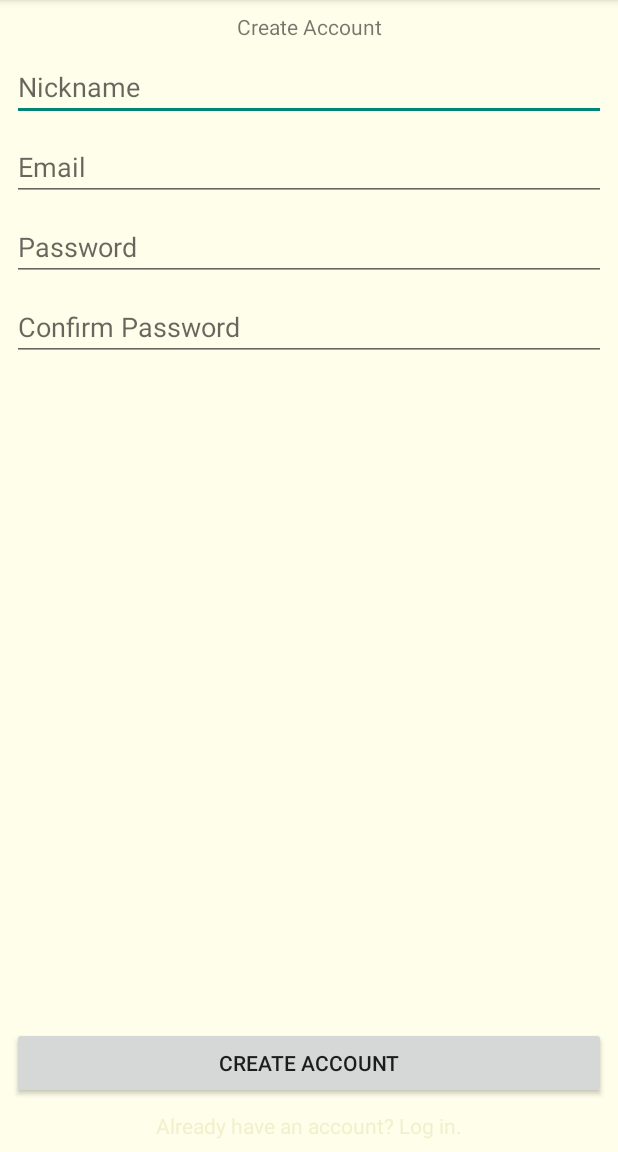
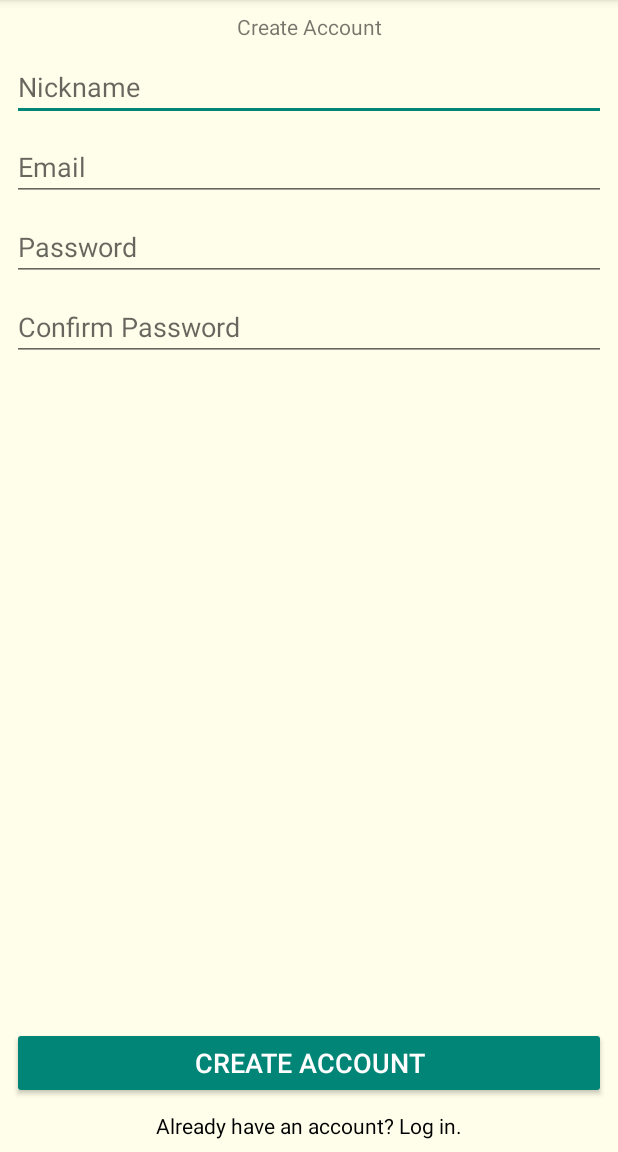
Before and after one commit to ryanmcalpin/exquisite, an Android app: the screen it shows after launch (CreateAccountActivity), on a phone screen of 412 x 824 dp, the part 84-1236 px from its top. Run offline under Robolectric (Android 15) with nearby library versions, the phone set to English and light mode, and no system bars; our stand-ins replace ButterKnife, Firebase (no records; nobody signed in at launch, a user with empty details on screens opened directly).

Commit message:
style all buttons, change login alt text color

```diff
--- a/app/src/main/res/layout/activity_create_account.xml
+++ b/app/src/main/res/layout/activity_create_account.xml
@@ -89,7 +89,9 @@
         app:layout_constraintLeft_toLeftOf="parent"
         app:layout_constraintRight_toRightOf="parent"
         app:layout_constraintTop_toBottomOf="@+id/passConfEditText"
-        app:layout_constraintVertical_bias="1.0" />
+        app:layout_constraintVertical_bias="1.0"
+        style="@style/Widget.AppCompat.Button.Colored"
+        android:textSize="18sp"/>
 
     <TextView
         android:id="@+id/logInLink"
@@ -99,7 +101,7 @@
         android:layout_marginLeft="8dp"
         android:layout_marginRight="8dp"
         android:text="Already have an account? Log in."
-        android:textColor="@color/colorPrimary"
+        android:textColor="@color/colorPrimaryDark"
         app:layout_constraintBottom_toBottomOf="parent"
         app:layout_constraintLeft_toLeftOf="parent"
         app:layout_constraintRight_toRightOf="parent" />
--- a/app/src/main/res/layout/activity_create_game.xml
+++ b/app/src/main/res/layout/activity_create_game.xml
@@ -68,6 +68,8 @@
         android:text="Go"
         app:layout_constraintBottom_toBottomOf="parent"
         app:layout_constraintLeft_toLeftOf="parent"
-        app:layout_constraintRight_toRightOf="parent" />
+        app:layout_constraintRight_toRightOf="parent"
+        style="@style/Widget.AppCompat.Button.Colored"
+        android:textSize="18sp"/>
 
 </android.support.constraint.ConstraintLayout>
--- a/app/src/main/res/layout/activity_game.xml
+++ b/app/src/main/res/layout/activity_game.xml
@@ -114,6 +114,8 @@
         android:text="Submit"
         app:layout_constraintBottom_toBottomOf="parent"
         app:layout_constraintLeft_toLeftOf="parent"
-        app:layout_constraintRight_toRightOf="parent" />
+        app:layout_constraintRight_toRightOf="parent"
+        style="@style/Widget.AppCompat.Button.Colored"
+        android:textSize="18sp"/>
 
 </android.support.constraint.ConstraintLayout>
--- a/app/src/main/res/layout/activity_invite_player.xml
+++ b/app/src/main/res/layout/activity_invite_player.xml
@@ -62,5 +62,7 @@
         app:layout_constraintLeft_toLeftOf="parent"
         app:layout_constraintRight_toRightOf="parent"
         app:layout_constraintTop_toBottomOf="@+id/friendAutoComplete"
-        app:layout_constraintVertical_bias="1.0" />
+        app:layout_constraintVertical_bias="1.0"
+        style="@style/Widget.AppCompat.Button.Colored"
+        android:textSize="18sp"/>
 </android.support.constraint.ConstraintLayout>
--- a/app/src/main/res/layout/activity_log_in.xml
+++ b/app/src/main/res/layout/activity_log_in.xml
@@ -61,7 +61,9 @@
         app:layout_constraintLeft_toLeftOf="parent"
         app:layout_constraintRight_toRightOf="parent"
         app:layout_constraintTop_toBottomOf="@+id/passwordEditText"
-        app:layout_constraintVertical_bias="1.0" />
+        app:layout_constraintVertical_bias="1.0"
+        style="@style/Widget.AppCompat.Button.Colored"
+        android:textSize="18sp"/>
 
     <TextView
         android:id="@+id/createAccountLink"
@@ -71,7 +73,7 @@
         android:layout_marginLeft="8dp"
         android:layout_marginRight="8dp"
         android:text="Don't have an account. Create one."
-        android:textColor="@color/colorPrimary"
+        android:textColor="@color/colorPrimaryDark"
         app:layout_constraintBottom_toBottomOf="parent"
         app:layout_constraintLeft_toLeftOf="parent"
         app:layout_constraintRight_toRightOf="parent" />
```
